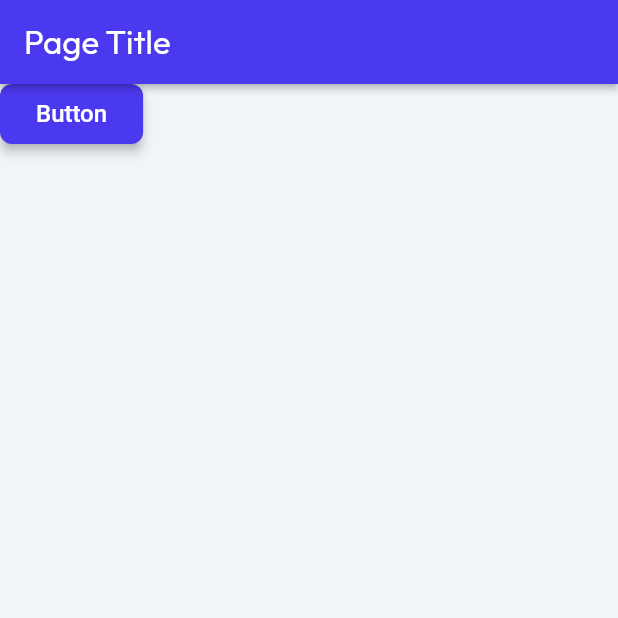
After one commit to stepanic/mp-ff-super_drag_and_drop, a Flutter app: the PlaygroundWidget screen opened by its route, after a tap on "Button", on a phone screen of 412 x 824 dp, the top half of it. The commit adds this screen. Run offline on Flutter 3.47's test engine with Material 3 defaults, Android fonts, the phone set to English and light mode, and no system bars; drawn by our look-alikes of auto_size_text; our stand-ins replace assets_audio_player, cloud_firestore, file_picker, firebase_auth, firebase_core, firebase_storage and 15 more; missing offline and left inert: json_path, mime_type; accounts and stored records are empty; network calls fail; Roboto replaces fonts that are missing (Readex Pro).

Commit message:
Updating to latest FlutterFlow output.

```diff
--- a/lib/flutter_flow/nav/nav.dart
+++ b/lib/flutter_flow/nav/nav.dart
@@ -96,6 +96,11 @@ GoRouter createRouter(AppStateNotifier appStateNotifier) => GoRouter(
           name: 'SelectAndUploadWithProgress',
           path: '/selectAndUploadWithProgress',
           builder: (context, params) => const SelectAndUploadWithProgressWidget(),
+        ),
+        FFRoute(
+          name: 'Playground',
+          path: '/playground',
+          builder: (context, params) => const PlaygroundWidget(),
         )
       ].map((r) => r.toRoute(appStateNotifier)).toList(),
       observers: [routeObserver],
--- a/lib/index.dart
+++ b/lib/index.dart
@@ -3,3 +3,4 @@ export '/pages/home_page/home_page_widget.dart' show HomePageWidget;
 export '/pages/login_page/login_page_widget.dart' show LoginPageWidget;
 export '/select_and_upload_with_progress/select_and_upload_with_progress_widget.dart'
     show SelectAndUploadWithProgressWidget;
+export '/playground/playground_widget.dart' show PlaygroundWidget;
--- /dev/null
+++ b/lib/playground/playground_model.dart
@@ -0,0 +1,20 @@
+import '/flutter_flow/flutter_flow_util.dart';
+import 'playground_widget.dart' show PlaygroundWidget;
+import 'package:flutter/material.dart';
+
+class PlaygroundModel extends FlutterFlowModel<PlaygroundWidget> {
+  ///  State fields for stateful widgets in this page.
+
+  final unfocusNode = FocusNode();
+  bool isDataUploading = false;
+  FFUploadedFile uploadedLocalFile =
+      FFUploadedFile(bytes: Uint8List.fromList([]));
+
+  @override
+  void initState(BuildContext context) {}
+
+  @override
+  void dispose() {
+    unfocusNode.dispose();
+  }
+}
--- /dev/null
+++ b/lib/playground/playground_widget.dart
@@ -0,0 +1,128 @@
+import '/flutter_flow/flutter_flow_theme.dart';
+import '/flutter_flow/flutter_flow_util.dart';
+import '/flutter_flow/flutter_flow_widgets.dart';
+import '/flutter_flow/upload_data.dart';
+import 'package:flutter/material.dart';
+import 'playground_model.dart';
+export 'playground_model.dart';
+
+class PlaygroundWidget extends StatefulWidget {
+  const PlaygroundWidget({super.key});
+
+  @override
+  State<PlaygroundWidget> createState() => _PlaygroundWidgetState();
+}
+
+class _PlaygroundWidgetState extends State<PlaygroundWidget> {
+  late PlaygroundModel _model;
+
+  final scaffoldKey = GlobalKey<ScaffoldState>();
+
+  @override
+  void initState() {
+    super.initState();
+    _model = createModel(context, () => PlaygroundModel());
+
+    WidgetsBinding.instance.addPostFrameCallback((_) => setState(() {}));
+  }
+
+  @override
+  void dispose() {
+    _model.dispose();
+
+    super.dispose();
+  }
+
+  @override
+  Widget build(BuildContext context) {
+    return GestureDetector(
+      onTap: () => _model.unfocusNode.canRequestFocus
+          ? FocusScope.of(context).requestFocus(_model.unfocusNode)
+          : FocusScope.of(context).unfocus(),
+      child: Scaffold(
+        key: scaffoldKey,
+        backgroundColor: FlutterFlowTheme.of(context).primaryBackground,
+        appBar: AppBar(
+          backgroundColor: FlutterFlowTheme.of(context).primary,
+          automaticallyImplyLeading: false,
+          title: Text(
+            'Page Title',
+            style: FlutterFlowTheme.of(context).headlineMedium.override(
+                  fontFamily: 'Outfit',
+                  color: Colors.white,
+                  fontSize: 22.0,
+                  letterSpacing: 0.0,
+                ),
+          ),
+          actions: const [],
+          centerTitle: false,
+          elevation: 2.0,
+        ),
+        body: SafeArea(
+          top: true,
+          child: Column(
+            mainAxisSize: MainAxisSize.max,
+            children: [
+              FFButtonWidget(
+                onPressed: () async {
+                  final selectedFiles = await selectFiles(
+                    allowedExtensions: ['pdf'],
+                    multiFile: false,
+                  );
+                  if (selectedFiles != null) {
+                    setState(() => _model.isDataUploading = true);
+                    var selectedUploadedFiles = <FFUploadedFile>[];
+
+                    try {
+                      selectedUploadedFiles = selectedFiles
+                          .map((m) => FFUploadedFile(
+                                name: m.storagePath.split('/').last,
+                                bytes: m.bytes,
+                              ))
+                          .toList();
+                    } finally {
+                      _model.isDataUploading = false;
+                    }
+                    if (selectedUploadedFiles.length == selectedFiles.length) {
+                      setState(() {
+                        _model.uploadedLocalFile = selectedUploadedFiles.first;
+                      });
+                    } else {
+                      setState(() {});
+                      return;
+                    }
+                  }
+
+                  setState(() {
+                    _model.isDataUploading = false;
+                    _model.uploadedLocalFile =
+                        FFUploadedFile(bytes: Uint8List.fromList([]));
+                  });
+                },
+                text: 'Button',
+                options: FFButtonOptions(
+                  height: 40.0,
+                  padding: const EdgeInsetsDirectional.fromSTEB(24.0, 0.0, 24.0, 0.0),
+                  iconPadding:
+                      const EdgeInsetsDirectional.fromSTEB(0.0, 0.0, 0.0, 0.0),
+                  color: FlutterFlowTheme.of(context).primary,
+                  textStyle: FlutterFlowTheme.of(context).titleSmall.override(
+                        fontFamily: 'Readex Pro',
+                        color: Colors.white,
+                        letterSpacing: 0.0,
+                      ),
+                  elevation: 3.0,
+                  borderSide: const BorderSide(
+                    color: Colors.transparent,
+                    width: 1.0,
+                  ),
+                  borderRadius: BorderRadius.circular(8.0),
+                ),
+              ),
+            ],
+          ),
+        ),
+      ),
+    );
+  }
+}
```
